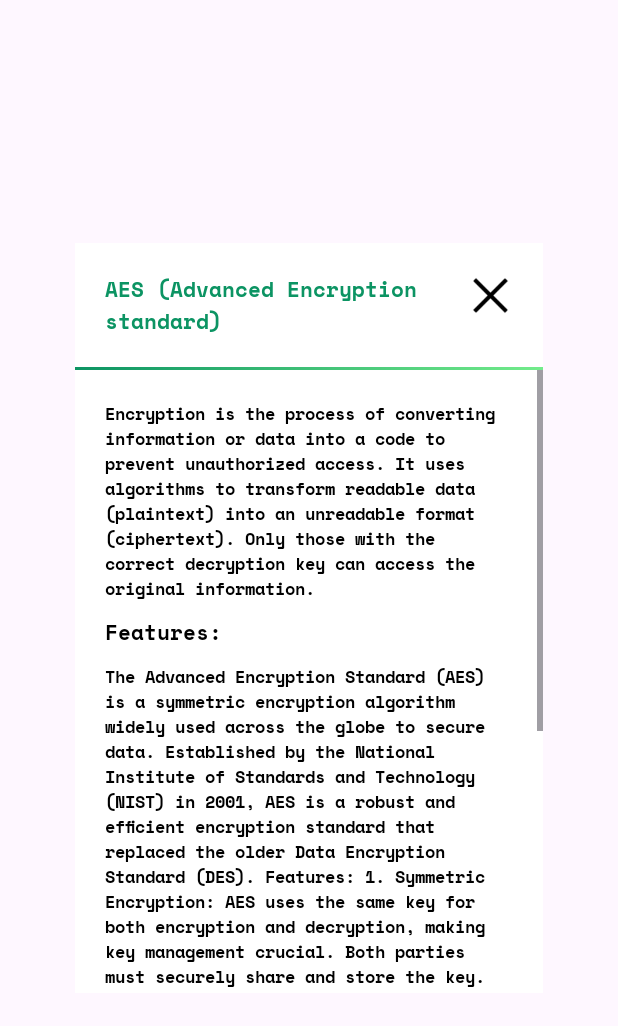
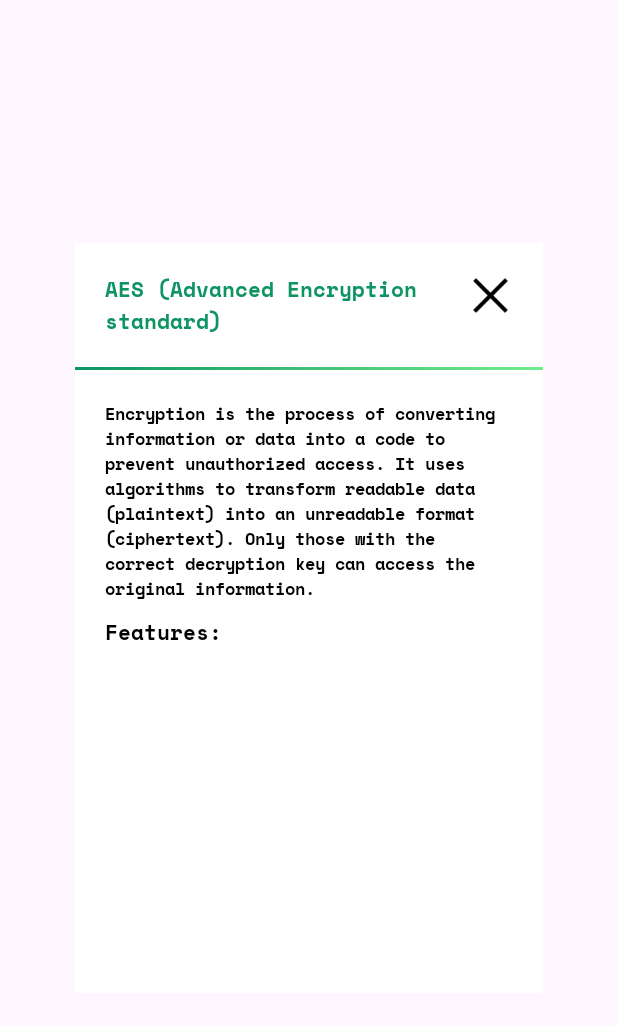
Before and after one commit to baejed/E-Mazing, an Android app: the layout dialog.xml on its own in the app's theme, with its tools: preview values and no code run, on a phone screen of 412 x 824 dp. Shown: the top 1026 px of the screen. Run offline under Robolectric (Android 15) with nearby library versions, the phone set to English and light mode, and no system bars.

Commit message:
Removed unused modal text

```diff
--- a/app/src/main/res/layout/dialog.xml
+++ b/app/src/main/res/layout/dialog.xml
@@ -76,7 +76,6 @@
                 <TextView
                     android:layout_width="match_parent"
                     android:layout_height="wrap_content"
-                    android:text="@string/sample_features"
                     android:textSize="11sp"
                     android:fontFamily="@font/space_mono_bold"
                     android:id="@+id/txtFeatures"
```
